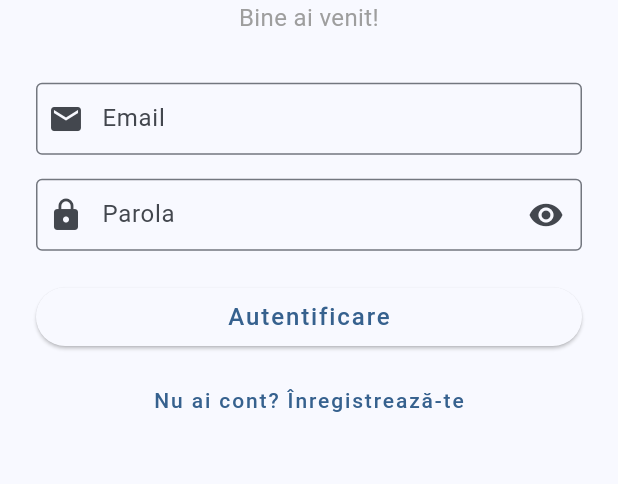
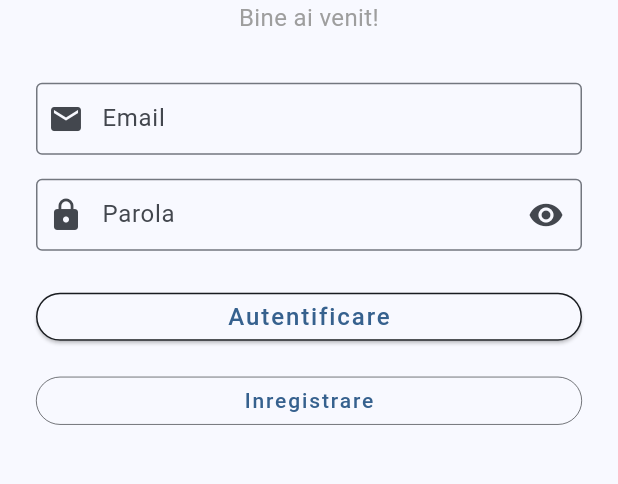
Before and after one commit to iSkyleOne/pitstop, a Flutter app: the screen it shows after launch, on a phone screen of 412 x 824 dp, the part 527-1011 px from its top. Run offline on Flutter 3.47's test engine with Material 3 defaults, Android fonts, the phone set to English and light mode, and no system bars; our stand-ins replace cloud_firestore, firebase_auth, firebase_core, shared_preferences; accounts and stored records are empty; Roboto replaces fonts that are missing (Segoe UI).

Commit message:
Refactor UI components for better state handling and theme consistency

```diff
--- a/lib/main.dart
+++ b/lib/main.dart
@@ -81,7 +81,8 @@ class _MyHomePageState extends State<MyHomePage> {
 
           return Column(
             children: [
-              CarStatsWidget(cars: cars),
+              if (!cars.isNotEmpty) const Center(child: Text('Nu ai nicio masina adaugata')),
+              if (cars.isNotEmpty) CarStatsWidget(cars: cars),
               SizedBox(
                 width: double.infinity,
                 child: Padding(
@@ -97,7 +98,7 @@ class _MyHomePageState extends State<MyHomePage> {
                         width: 1,
                       ),
                     ),
-                    child: const Text('Vezi toate masinile'),
+                    child:  Text(cars.isNotEmpty ? 'Vezi masinile tale' : 'Adauga masina'),
                   ),
                 ),
               )
--- a/lib/screens/auth/login_screen.dart
+++ b/lib/screens/auth/login_screen.dart
@@ -139,7 +139,11 @@ class _LoginScreenState extends State<LoginScreen> {
                     }
                   },
                   style: ElevatedButton.styleFrom(
-                    padding: const EdgeInsets.symmetric(vertical: 16),
+                    backgroundColor: Theme.of(context).cardColor,
+                    side: BorderSide(
+                      color: Theme.of(context).colorScheme.onSurface,
+                      width: 1,
+                    ),
                   ),
                   child: const Text(
                     'Autentificare',
@@ -152,7 +156,14 @@ class _LoginScreenState extends State<LoginScreen> {
                   onPressed: () {
                     Navigator.pushNamed(context, '/register');
                   },
-                  child: const Text('Nu ai cont? Înregistrează-te'),
+                  style: ElevatedButton.styleFrom(
+                      backgroundColor: Theme.of(context).cardColor,
+                      side: BorderSide(
+                        color: Theme.of(context).colorScheme.onSurface,
+                        width: 0.4,
+                      ),
+                    ),
+                  child: const Text('Inregistrare'),
                 ),
               ],
             ),
```
Also changed, not shown: lib/screens/auth/register_screen.dart (+8 -4 lines).
